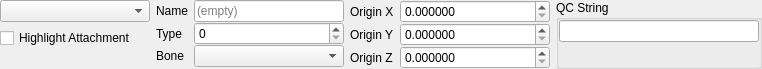
Old version of the form src/tools/hlam/ui/assets/studiomodel/dockpanels/StudioModelAttachmentsPanel.ui in the repository SamVanheer/HalfLifeAssetManager.
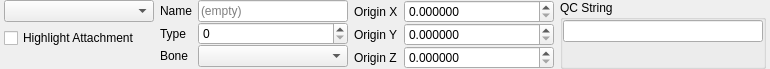
New version of the form.

Commit message: Add 4 pixels of margin on left and right of dock panels, simplify Lighting panel contents

```diff
--- a/src/tools/hlam/ui/assets/studiomodel/dockpanels/StudioModelAttachmentsPanel.ui
+++ b/src/tools/hlam/ui/assets/studiomodel/dockpanels/StudioModelAttachmentsPanel.ui
@@ -6,7 +6,7 @@
    <rect>
     <x>0</x>
     <y>0</y>
-    <width>752</width>
+    <width>760</width>
     <height>62</height>
    </rect>
   </property>
@@ -21,13 +21,13 @@
     <enum>QLayout::SetFixedSize</enum>
    </property>
    <property name="leftMargin">
-    <number>0</number>
+    <number>4</number>
    </property>
    <property name="topMargin">
     <number>0</number>
    </property>
    <property name="rightMargin">
-    <number>0</number>
+    <number>4</number>
    </property>
    <property name="bottomMargin">
     <number>0</number>
```
The commit also changes 13 other files.
